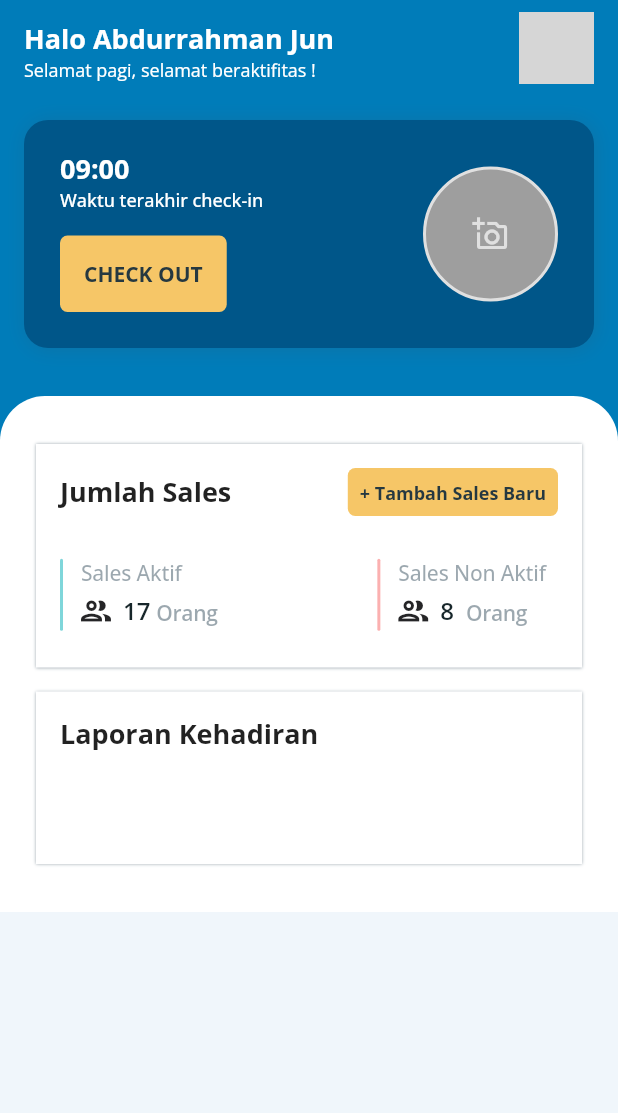
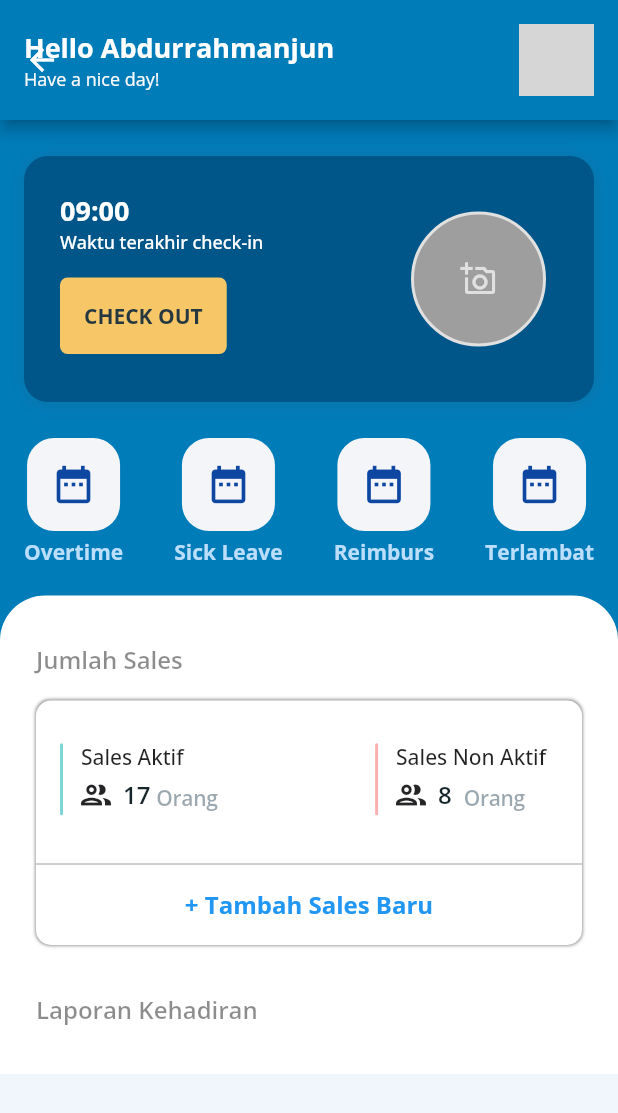
Before and after one commit to Abdurrahmanjun/Flutter-BloC-Attendance-App, a Flutter app: the DashboardHomePageThree screen opened directly, on a phone screen of 412 x 824 dp. Shown: the top 1113 px of the screen. Run offline on Flutter 3.47's test engine with Material 2 defaults, Android fonts, the light colour scheme and no system bars; our stand-ins replace bloc, bottom_navy_bar, dartz, dio, equatable, file_picker and 10 more; accounts and stored records are empty; network calls fail; grey boxes are pictures that could not be loaded.

Commit message:
finishing dashboard three

```diff
--- a/lib/presentation/pages/dashboard_home/dashboard_home_page_three.dart
+++ b/lib/presentation/pages/dashboard_home/dashboard_home_page_three.dart
@@ -16,23 +16,29 @@ class _DashboardHomePageThreeState extends State<DashboardHomePageThree> {
   @override
   Widget build(BuildContext context) {
     return Scaffold(
-      appBar: nbutils.appBarWidget(
-        "Halo Abdurrahman Jun",
-        titleWidget: Column(
+      appBar: AppBar(
+        toolbarHeight: 80,
+        backgroundColor: navylight,
+        flexibleSpace: SafeArea(
+          child: Container(
+            margin: const EdgeInsets.all(16),
+            child: Column(
               crossAxisAlignment: CrossAxisAlignment.start,
+              mainAxisAlignment: MainAxisAlignment.center,
               children: [
                 Text(
-              "Halo Abdurrahman Jun",
+                  "Hello Abdurrahmanjun",
                   style: nbutils.boldTextStyle(size: 18, color: white),
                 ),
                 Text(
-              "Selamat pagi, selamat beraktifitas !",
-              style: nbutils.secondaryTextStyle(color: white, size: 12),
+                  "Have a nice day!",
+                  style:
+                      nbutils.secondaryTextStyle(color: nearlyWhite, size: 12),
                 )
               ],
-        ).paddingTop(12),
-        showBack: false,
-        elevation: 0,
+            ),
+          ),
+        ),
         actions: [
           Container(
             height: 50.0,
@@ -42,10 +48,9 @@ class _DashboardHomePageThreeState extends State<DashboardHomePageThree> {
                     image: NetworkImage(
                         "https://images.pexels.com/photos/5110839/pexels-photo-5110839.jpeg?auto=compress&cs=tinysrgb&dpr=2&h=750&w=1260"),
                     fit: BoxFit.cover),
-                borderRadius: BorderRadius.all(Radius.circular(25.0))),
-          ).paddingOnly(left: 16, right: 16, top: 8),
+                borderRadius: BorderRadius.all(Radius.circular(100.0))),
+          ).paddingAll(16),
         ],
-        color: navylight,
       ),
       body: Container(
           width: double.infinity,
@@ -59,10 +64,8 @@ class _DashboardHomePageThreeState extends State<DashboardHomePageThree> {
               child: SizedBox(
             child: Column(
               children: <Widget>[
-                Padding(
-                  padding: const EdgeInsets.only(
-                      left: 16, right: 16, top: 24, bottom: 16),
-                  child: Container(
+                Container(
+                  margin: const EdgeInsets.fromLTRB(0, 8, 0, 0),
                   decoration: BoxDecoration(
                     color: navyDark,
                     borderRadius: const BorderRadius.only(
@@ -81,13 +84,10 @@ class _DashboardHomePageThreeState extends State<DashboardHomePageThree> {
                     mainAxisSize: MainAxisSize.min,
                     children: <Widget>[
                       Padding(
-                          padding: const EdgeInsets.all(16),
+                        padding: const EdgeInsets.all(24),
                         child: Row(
                           children: <Widget>[
                             Expanded(
-                                child: Padding(
-                                  padding: const EdgeInsets.only(
-                                      left: 8, right: 8, top: 4),
                               child: Column(
                                 children: <Widget>[
                                   const Row(
@@ -129,8 +129,7 @@ class _DashboardHomePageThreeState extends State<DashboardHomePageThree> {
                                                 'Selamat, data berhasil ditambahkan.'),
                                             backgroundColor: infoGreen,
                                             margin: EdgeInsets.all(8),
-                                                behavior:
-                                                    SnackBarBehavior.floating,
+                                            behavior: SnackBarBehavior.floating,
                                           );
                                           ScaffoldMessenger.of(context)
                                               .showSnackBar(snackbar);
@@ -152,7 +151,6 @@ class _DashboardHomePageThreeState extends State<DashboardHomePageThree> {
                                     ],
                                   )
                                 ],
-                                  ),
                               ),
                             ),
                             Center(
@@ -192,9 +190,117 @@ class _DashboardHomePageThreeState extends State<DashboardHomePageThree> {
                       ),
                     ],
                   ),
+                ).paddingAll(16),
+                // Others Menu
+                Row(
+                  mainAxisAlignment: MainAxisAlignment.spaceBetween,
+                  children: <Widget>[
+                    Column(
+                      children: <Widget>[
+                        Container(
+                          decoration: const BoxDecoration(
+                              color: Color.fromRGBO(243, 245, 248, 1),
+                              borderRadius:
+                                  BorderRadius.all(Radius.circular(18))),
+                          padding: const EdgeInsets.all(16),
+                          child: Icon(
+                            Icons.date_range,
+                            color: Colors.blue[900],
+                            size: 30,
                           ),
                         ),
-                16.height,
+                        const SizedBox(
+                          height: 4,
+                        ),
+                        Text(
+                          "Overtime",
+                          style: TextStyle(
+                              fontWeight: FontWeight.w700,
+                              fontSize: 14,
+                              color: Colors.blue[100]),
+                        ),
+                      ],
+                    ),
+                    Column(
+                      children: <Widget>[
+                        Container(
+                          decoration: const BoxDecoration(
+                              color: Color.fromRGBO(243, 245, 248, 1),
+                              borderRadius:
+                                  BorderRadius.all(Radius.circular(18))),
+                          padding: const EdgeInsets.all(16),
+                          child: Icon(
+                            Icons.date_range,
+                            color: Colors.blue[900],
+                            size: 30,
+                          ),
+                        ),
+                        const SizedBox(
+                          height: 4,
+                        ),
+                        Text(
+                          "Sick Leave",
+                          style: TextStyle(
+                              fontWeight: FontWeight.w700,
+                              fontSize: 14,
+                              color: Colors.blue[100]),
+                        ),
+                      ],
+                    ),
+                    Column(
+                      children: <Widget>[
+                        Container(
+                          decoration: const BoxDecoration(
+                              color: Color.fromRGBO(243, 245, 248, 1),
+                              borderRadius:
+                                  BorderRadius.all(Radius.circular(18))),
+                          padding: const EdgeInsets.all(16),
+                          child: Icon(
+                            Icons.date_range,
+                            color: Colors.blue[900],
+                            size: 30,
+                          ),
+                        ),
+                        const SizedBox(
+                          height: 4,
+                        ),
+                        Text(
+                          "Reimburs",
+                          style: TextStyle(
+                              fontWeight: FontWeight.w700,
+                              fontSize: 14,
+                              color: Colors.blue[100]),
+                        ),
+                      ],
+                    ),
+                    Column(
+                      children: <Widget>[
+                        Container(
+                          decoration: const BoxDecoration(
+                              color: Color.fromRGBO(243, 245, 248, 1),
+                              borderRadius:
+                                  BorderRadius.all(Radius.circular(18))),
+                          padding: const EdgeInsets.all(16),
+                          child: Icon(
+                            Icons.date_range,
+                            color: Colors.blue[900],
+                            size: 30,
+                          ),
+                        ),
+                        const SizedBox(
+                          height: 4,
+                        ),
+                        Text(
+                          "Terlambat",
+                          style: TextStyle(
+                              fontWeight: FontWeight.w700,
+                              fontSize: 14,
+                              color: Colors.blue[100]),
+                        ),
+                      ],
+                    )
+                  ],
+                ).paddingOnly(left: 16, right: 16, top: 8, bottom: 20),
                 Container(
                   decoration: const BoxDecoration(
                     color: white,
@@ -204,90 +310,31 @@ class _DashboardHomePageThreeState extends State<DashboardHomePageThree> {
                     ),
                   ),
                   child: Column(
+                    crossAxisAlignment: CrossAxisAlignment.start,
                     children: <Widget>[
-                      // Container(
-                      //   height: 140.0,
-                      //   child: ListView(
-                      //     scrollDirection: Axis.horizontal,
-                      //     children: <Widget>[
-                      //       card4(
-                      //         colorTop: Color(0xFFF07DA4),
-                      //         colorBottom: Color(0xFFF5AE87),
-                      //         title: "Overtime",
-                      //       ),
-                      //       card4(
-                      //           colorTop: Color(0xFF63CCD1),
-                      //           colorBottom: Color(0xFF75E3AC),
-                      //           title: "Cuti Sakit"),
-                      //       card4(
-                      //           colorTop: Color(0xFF9183FC),
-                      //           colorBottom: Color(0xFFDB8EF6),
-                      //           title: "Reimburs"),
-                      //       card4(
-                      //           colorTop: Color(0xFF56B4EE),
-                      //           colorBottom: Color(0xFF59CCE1),
-                      //           title: "Terlambat"),
-                      //       InkWell(
-                      //         onTap: () {},
-                      //         child: card4(
-                      //             colorTop: Color(0xFF74EBD5),
-                      //             colorBottom: Color(0xFFACB6E5),
-                      //             title: "Karyawan"),
-                      //       ),
-                      //     ],
-                      //   ),
-                      // ),
+                      // subscriptions
+                      Text(
+                        "Jumlah Sales",
+                        style: TextStyle(
+                            fontWeight: FontWeight.w600,
+                            fontSize: 16,
+                            color: Colors.black45),
+                      ).paddingBottom(16),
                       Container(
+                        padding: EdgeInsets.only(top: 16, bottom: 16),
                         decoration: BoxDecoration(
-                          color: white,
-                          boxShadow: <BoxShadow>[
+                          borderRadius: BorderRadius.circular(10),
+                          color: Colors.white,
+                          boxShadow: [
                             BoxShadow(
-                                color: grey.withOpacity(0.5), blurRadius: 1.0),
+                              color: Colors.black38,
+                              blurRadius: 1,
+                              spreadRadius: 0.5,
+                            )
                           ],
                         ),
                         child: Column(
-                          mainAxisSize: MainAxisSize.max,
-                          crossAxisAlignment: CrossAxisAlignment.start,
                           children: [
-                            Row(
-                              mainAxisAlignment: MainAxisAlignment.spaceBetween,
-                              children: [
-                                const Text(
-                                  'Jumlah Sales',
-                                  textAlign: TextAlign.center,
-                                  style: TextStyle(
-                                    fontWeight: FontWeight.bold,
-                                    fontSize: 18,
-                                  ),
-                                ),
-                                GestureDetector(
-                                  onTap: () {
-                                    var snackbar = const SnackBar(
-                                      content: Text(
-                                          'Selamat, data berhasil ditambahkan.'),
-                                      backgroundColor: infoGreen,
-                                      margin: EdgeInsets.all(8),
-                                      behavior: SnackBarBehavior.floating,
-                                    );
-                                    ScaffoldMessenger.of(context)
-                                        .showSnackBar(snackbar);
-                                  },
-                                  child: Container(
-                                    decoration: BoxDecoration(
-                                        borderRadius: BorderRadius.circular(5),
-                                        color: koswaraOrange),
-                                    child: const Text(
-                                      "+ Tambah Sales Baru",
-                                      style: TextStyle(
-                                        color: darkText,
-                                        fontWeight: FontWeight.bold,
-                                        fontSize: 12,
-                                      ),
-                                    ).paddingAll(8),
-                                  ),
-                                )
-                              ],
-                            ).paddingAll(16),
                             Row(
                               mainAxisAlignment: MainAxisAlignment.spaceBetween,
                               children: <Widget>[
@@ -319,8 +366,6 @@ class _DashboardHomePageThreeState extends State<DashboardHomePageThree> {
                                               style: TextStyle(
                                                 fontWeight: FontWeight.w500,
                                                 fontSize: 14,
-                                                letterSpacing: -0.1,
-                                                color: grey.withOpacity(0.5),
                                               ),
                                             ),
                                           ),
@@ -380,7 +425,8 @@ class _DashboardHomePageThreeState extends State<DashboardHomePageThree> {
                                       decoration: BoxDecoration(
                                         color: infoRed.withOpacity(0.5),
                                         borderRadius: BorderRadius.all(
-                                            Radius.circular(4.0)),
+                                          Radius.circular(4.0),
+                                        ),
                                       ),
                                     ),
                                     Padding(
@@ -400,8 +446,6 @@ class _DashboardHomePageThreeState extends State<DashboardHomePageThree> {
                                               style: TextStyle(
                                                 fontWeight: FontWeight.w500,
                                                 fontSize: 14,
-                                                letterSpacing: -0.1,
-                                                color: grey.withOpacity(0.5),
                                               ),
                                             ),
                                           ),
@@ -455,42 +499,30 @@ class _DashboardHomePageThreeState extends State<DashboardHomePageThree> {
                               ],
                             ).paddingOnly(
                                 left: 16, right: 16, top: 4, bottom: 16),
-                          ],
+                            const Divider(
+                              color: Colors.black38,
                             ),
-                      ).paddingBottom(16),
-                      Container(
-                        decoration: BoxDecoration(
-                          color: white,
-                          boxShadow: <BoxShadow>[
-                            BoxShadow(
-                                color: grey.withOpacity(0.5), blurRadius: 1.0),
-                          ],
-                        ),
-                        child: Column(
-                          mainAxisSize: MainAxisSize.max,
-                          crossAxisAlignment: CrossAxisAlignment.start,
-                          children: [
                             const Text(
-                              'Laporan Kehadiran',
-                              textAlign: TextAlign.center,
+                              "+ Tambah Sales Baru",
                               style: TextStyle(
+                                  fontSize: 16,
                                   fontWeight: FontWeight.bold,
-                                fontSize: 18,
-                              ),
-                            ).paddingOnly(
-                                left: 16, right: 16, top: 16, bottom: 4),
-                            Row(
-                              mainAxisAlignment: MainAxisAlignment.spaceBetween,
-                              children: <Widget>[
-                                50.height,
-                              ],
-                            ).paddingOnly(
-                                left: 16, right: 16, top: 4, bottom: 16),
+                                  color: Colors.blue),
+                            ).paddingTop(8)
                           ],
                         ),
                       ),
+                      32.height,
+                      // subscriptions
+                      Text(
+                        "Laporan Kehadiran",
+                        style: TextStyle(
+                            fontWeight: FontWeight.w600,
+                            fontSize: 16,
+                            color: Colors.black45),
+                      ).paddingBottom(16),
                     ],
-                  ).paddingOnly(left: 24, right: 24, top: 32, bottom: 32),
+                  ).paddingOnly(left: 24, right: 24, top: 32, bottom: 16),
                 )
               ],
             ),
--- a/lib/presentation/pages/dashboard_navigation/dashboard_navigation_page.dart
+++ b/lib/presentation/pages/dashboard_navigation/dashboard_navigation_page.dart
@@ -20,9 +20,9 @@ class _HomeNavBarPageState extends State<HomeNavBarPage> {
   Widget callPage(int current) {
     switch (current) {
       case 0:
+        return new DashboardHomePageThree();
+      case 1:
         return new DashboardHomePageTwo();
-      case 1:
-        return new DashboardHomePageThree();
       case 2:
         return new DashboardNotificationPage();
       case 3:
--- a/pubspec.yaml
+++ b/pubspec.yaml
@@ -65,4 +65,5 @@ flutter:
   assets:
     - assets/fonts/
     - assets/images/
+    - assets/icons/
     - assets/images/icons/
```
Also changed, not shown: lib/presentation/pages/dashboard_notification/components/activities.dart (added, +104 -0 lines), lib/presentation/pages/dashboard_notification/dashboard_notification_page.dart (+73 -15 lines), 1 other file. Lines whose indentation alone changed are shown as unchanged.
